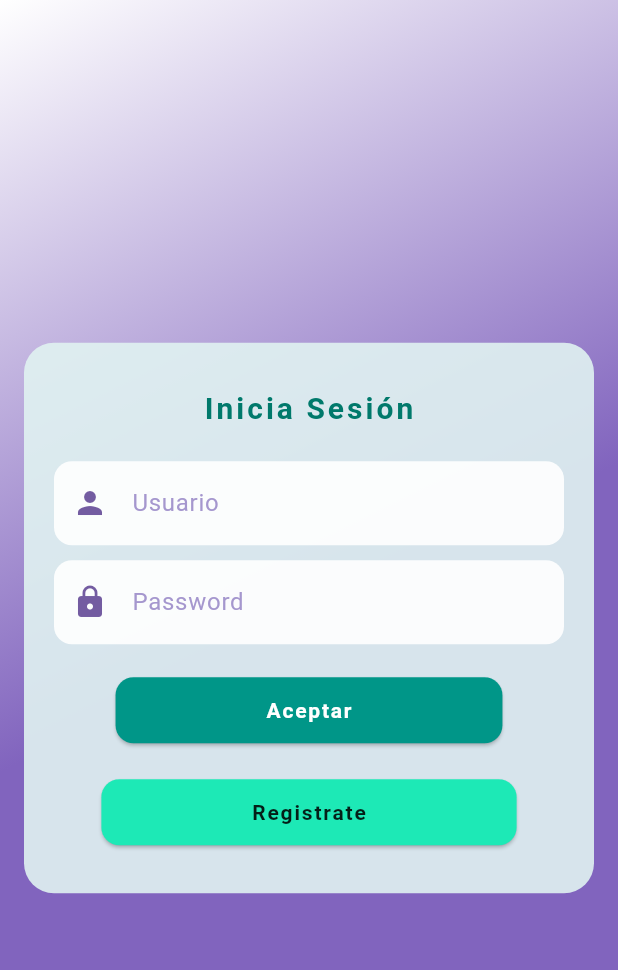
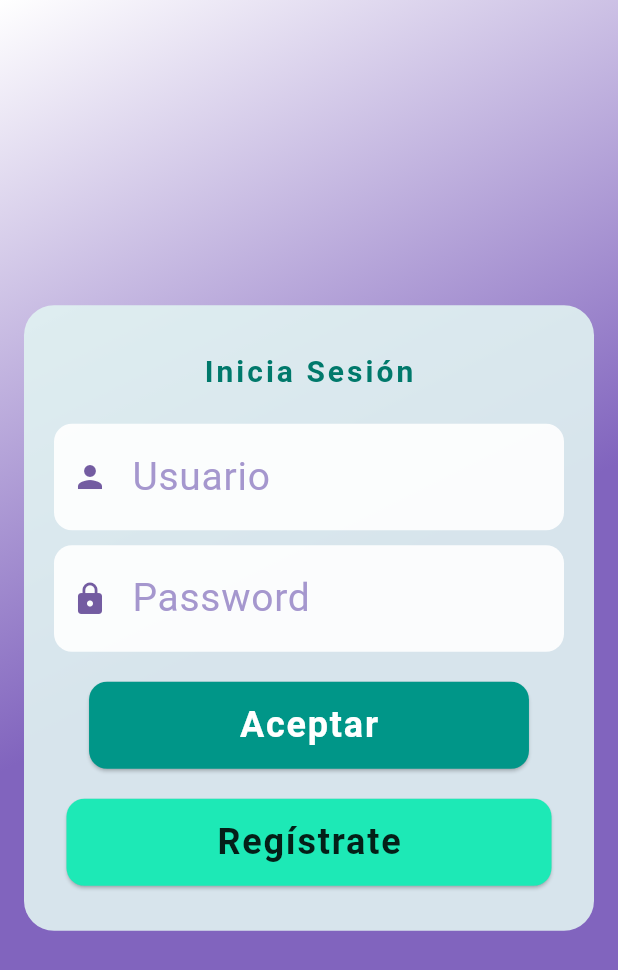
Before and after one commit to Yunuet-castillo/Aplicacion, a Flutter app: the screen it shows after launch, after a tap on "Aceptar", on a phone screen of 412 x 824 dp. Shown: the top 970 px of the screen. Run offline on Flutter 3.47's test engine with Material 3 defaults, Android fonts, the phone set to English and light mode, and no system bars; our stand-ins replace google_fonts; Roboto replaces fonts that are missing (Comic Sans MS).

Commit message:
tercer cambio

```diff
--- a/lib/main.dart
+++ b/lib/main.dart
@@ -1,6 +1,6 @@
 import 'package:flutter/material.dart';
 
-void main() => runApp(Login());
+void main() => runApp(MateManiaApp());
 
 class MateManiaApp extends StatelessWidget {
   @override
@@ -15,17 +15,17 @@ class MateManiaApp extends StatelessWidget {
           labelLarge: TextStyle(fontSize: 24, fontWeight: FontWeight.bold),
         ),
       ),
-      home: WelcomePage(),
+      home: SplashScreen(),
     );
   }
 }
 
-class WelcomePage extends StatefulWidget {
+class SplashScreen extends StatefulWidget {
   @override
-  State<WelcomePage> createState() => _WelcomePageState();
+  State<SplashScreen> createState() => _SplashScreenState();
 }
 
-class _WelcomePageState extends State<WelcomePage> {
+class _SplashScreenState extends State<SplashScreen> {
   @override
   void initState() {
     super.initState();
@@ -33,7 +33,7 @@ class _WelcomePageState extends State<WelcomePage> {
       Navigator.pushReplacement(
         context,
         MaterialPageRoute(
-          builder: (context) => RegistrationForm(),
+          builder: (context) => LoginScreen(),
         ),
       );
     });
@@ -45,7 +45,7 @@ class _WelcomePageState extends State<WelcomePage> {
       body: Container(
         decoration: BoxDecoration(
           gradient: LinearGradient(
-            colors: [Colors.purple, Color.fromARGB(255, 255, 255, 255)],
+            colors: [Colors.purple, Colors.white],
             begin: Alignment.topLeft,
             end: Alignment.bottomRight,
           ),
@@ -66,16 +66,6 @@ class _WelcomePageState extends State<WelcomePage> {
   }
 }
 
-class Login extends StatelessWidget {
-  @override
-  Widget build(BuildContext context) {
-    return MaterialApp(
-      debugShowCheckedModeBanner: false,
-      home: LoginScreen(),
-    );
-  }
-}
-
 class LoginScreen extends StatelessWidget {
   @override
   Widget build(BuildContext context) {
@@ -86,9 +76,9 @@ class LoginScreen extends StatelessWidget {
             begin: Alignment.topLeft,
             end: Alignment.bottomRight,
             colors: [
-              Color.fromARGB(255, 255, 255, 255),
+              Colors.white,
               Color.fromARGB(255, 129, 100, 190),
-              Color.fromARGB(255, 129, 100, 190)
+              Color.fromARGB(255, 129, 100, 190),
             ],
           ),
         ),
@@ -119,7 +109,9 @@ class LoginScreen extends StatelessWidget {
                   _buildTextField(Icons.lock, "Password", isPassword: true),
                   SizedBox(height: 20),
                   ElevatedButton(
-                    onPressed: () {},
+                    onPressed: () {
+                      // para iniciar sesión
+                    },
                     style: ElevatedButton.styleFrom(
                       backgroundColor: Colors.teal,
                       shape: RoundedRectangleBorder(
@@ -128,16 +120,20 @@ class LoginScreen extends StatelessWidget {
                       padding:
                           EdgeInsets.symmetric(horizontal: 100, vertical: 12),
                     ),
-                    child: Text("Aceptar",
-                        style: TextStyle(
-                          color: Colors.white,
-                          fontWeight: FontWeight.bold,
-                          letterSpacing: 1.2,
-                        )),
+                    child: Text(
+                      "Aceptar",
+                      style: TextStyle(
+                        color: Colors.white,
+                        fontWeight: FontWeight.bold,
+                        letterSpacing: 1.2,
+                      ),
+                    ),
                   ),
                   SizedBox(height: 20),
                   ElevatedButton(
-                    onPressed: () {},
+                    onPressed: () {
+                      // para registrarse
+                    },
                     style: ElevatedButton.styleFrom(
                       backgroundColor: Colors.tealAccent.shade400,
                       shape: RoundedRectangleBorder(
@@ -147,7 +143,7 @@ class LoginScreen extends StatelessWidget {
                           EdgeInsets.symmetric(horizontal: 100, vertical: 12),
                     ),
                     child: Text(
-                      "Registrate",
+                      "Regístrate",
                       style: TextStyle(
                         color: Colors.black87,
                         fontWeight: FontWeight.bold,
--- a/pubspec.yaml
+++ b/pubspec.yaml
@@ -12,6 +12,7 @@ dependencies:
     sdk: flutter
   cupertino_icons: ^1.0.8
   google_fonts: ^6.2.1
+
 
 dev_dependencies:
   flutter_test:
```
Also changed, not shown: pubspec.lock, 1 other file.
